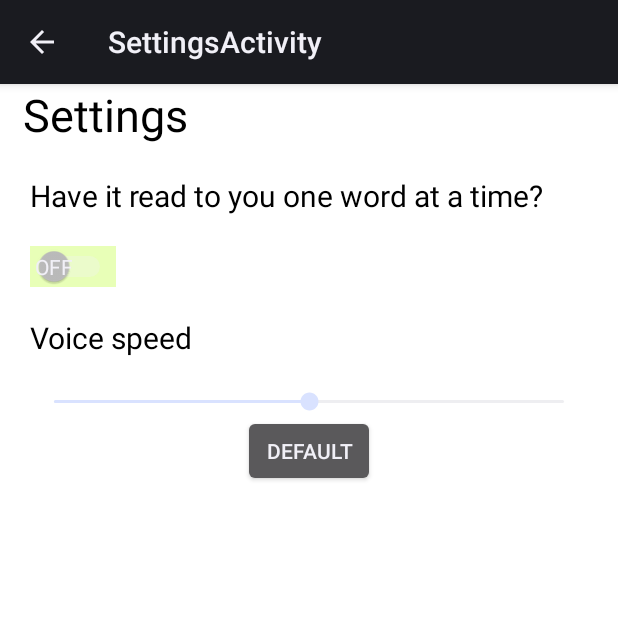
After one commit to sam321pbs/ReadToMe, an Android app: the SettingsActivity screen opened directly, with no data from a screen before it, on a phone screen of 412 x 824 dp, the top half of it. The commit adds this screen. Run offline under Robolectric (Android 15) with nearby library versions, the phone set to English and light mode, and no system bars.

Commit message:
Created a settings page and app works with new settings that are set

```diff
--- /dev/null
+++ b/app/src/main/java/com/example/sammengistu/readtome/activities/SettingsActivity.java
@@ -0,0 +1,14 @@
+package com.example.sammengistu.readtome.activities;
+
+import android.support.v4.app.Fragment;
+
+import com.example.sammengistu.readtome.SingleFragmentActivity;
+import com.example.sammengistu.readtome.fragments.SettingsFragment;
+
+public class SettingsActivity extends SingleFragmentActivity {
+
+    @Override
+    public Fragment createFragment() {
+        return new SettingsFragment();
+    }
+}
--- /dev/null
+++ b/app/src/main/java/com/example/sammengistu/readtome/fragments/SettingsFragment.java
@@ -0,0 +1,118 @@
+package com.example.sammengistu.readtome.fragments;
+
+import android.graphics.Color;
+import android.os.Build;
+import android.os.Bundle;
+import android.support.v4.app.Fragment;
+import android.support.v4.app.NavUtils;
+import android.view.LayoutInflater;
+import android.view.MenuItem;
+import android.view.View;
+import android.view.ViewGroup;
+import android.widget.Button;
+import android.widget.CompoundButton;
+import android.widget.SeekBar;
+import android.widget.Switch;
+import android.widget.TextView;
+
+import com.example.sammengistu.readtome.R;
+
+/**
+ * Created by SamMengistu on 9/2/15.
+ */
+public class SettingsFragment extends Fragment {
+
+    private static final int NORMAL_SPEED = 20;
+
+    private TextView mSettingTitle;
+    private TextView mQuestionWordByWord;
+    private TextView mVoiceSpeedTextView;
+    private Switch mReadSentenceBySentence;
+    private SeekBar mVoiceSpeed;
+    private Button mDefaultButton;
+
+    private boolean readSentenceBySentence;
+    private int voiceSpeed;
+
+    @Override
+    public void onCreate(Bundle savedInstanceState) {
+        super.onCreate(savedInstanceState);
+        readSentenceBySentence = false;
+        voiceSpeed = NORMAL_SPEED;
+    }
+
+    @Override
+    public View onCreateView(LayoutInflater inflater, ViewGroup container, Bundle savedInstanceState) {
+        View settingsView = inflater.inflate(R.layout.fragment_settings, container, false);
+
+        if (Build.VERSION.SDK_INT >= Build.VERSION_CODES.HONEYCOMB){
+            getActivity().getActionBar().setDisplayHomeAsUpEnabled(true);
+        }
+
+        mSettingTitle = (TextView)settingsView.findViewById(R.id.settings_title);
+        mSettingTitle.setTextColor(Color.BLACK);
+
+        mQuestionWordByWord = (TextView)settingsView.findViewById(R.id.settings_read_one_at_a_time_text_view);
+        mQuestionWordByWord.setTextColor(Color.BLACK);
+
+        mVoiceSpeedTextView = (TextView)settingsView.findViewById(R.id.settings_voice_speed_text_view);
+        mVoiceSpeedTextView.setTextColor(Color.BLACK);
+
+        mReadSentenceBySentence = (Switch)settingsView.findViewById(R.id.settings_read_by_sentence_mode);
+        mReadSentenceBySentence.setOnCheckedChangeListener(new CompoundButton.OnCheckedChangeListener() {
+            @Override
+            public void onCheckedChanged(CompoundButton buttonView, boolean isChecked) {
+                readSentenceBySentence = isChecked;
+            }
+        });
+
+
+        mVoiceSpeed = (SeekBar)settingsView.findViewById(R.id.settings_change_voice_speed);
+        mVoiceSpeed.setOnSeekBarChangeListener(new SeekBar.OnSeekBarChangeListener() {
+            @Override
+            public void onProgressChanged(SeekBar seekBar, int progress, boolean fromUser) {
+                voiceSpeed = progress;
+            }
+
+            @Override
+            public void onStartTrackingTouch(SeekBar seekBar) {
+
+            }
+
+            @Override
+            public void onStopTrackingTouch(SeekBar seekBar) {
+
+            }
+        });
+
+        mDefaultButton = (Button)settingsView.findViewById(R.id.settings_default_button);
+        mDefaultButton.setOnClickListener(new View.OnClickListener() {
+            @Override
+            public void onClick(View v) {
+                mReadSentenceBySentence.setChecked(false);
+                mVoiceSpeed.setProgress(NORMAL_SPEED);
+            }
+        });
+
+        return settingsView;
+    }
+
+    @Override
+    public boolean onOptionsItemSelected(MenuItem item) {
+        switch (item.getItemId()){
+            case android.R.id.home:
+//                Intent settingInfo = new Intent();
+//                settingInfo.putExtra("Voice speed", voiceSpeed);
+//                settingInfo.putExtra("Sentence by Sentence", readSentenceBySentence);
+//
+//                getActivity().setResult(3, settingInfo);
+
+
+                NavUtils.navigateUpFromSameTask(getActivity());
+
+                return true;
+            default:
+                return super.onOptionsItemSelected(item);
+        }
+    }
+}
--- a/app/src/main/res/layout/fragment_settings.xml
+++ b/app/src/main/res/layout/fragment_settings.xml
@@ -1,6 +1,67 @@
 <?xml version="1.0" encoding="utf-8"?>
 <RelativeLayout xmlns:android="http://schemas.android.com/apk/res/android"
                 android:layout_width="match_parent"
-                android:layout_height="match_parent">
+                android:layout_height="match_parent"
+                android:background="@drawable/blank_page">
+
+    <TextView
+        android:layout_width="wrap_content"
+        android:layout_height="wrap_content"
+        android:text="Settings"
+        android:textSize="30sp"
+        android:layout_marginLeft="15dp"
+        android:id="@+id/settings_title"/>
+
+    <TextView
+        android:layout_width="wrap_content"
+        android:layout_height="wrap_content"
+        android:text="Have it read to you one word at a time?"
+        android:layout_marginLeft="20dp"
+        android:layout_marginTop="20dp"
+        android:textSize="20sp"
+        android:layout_below="@+id/settings_title"
+        android:id="@+id/settings_read_one_at_a_time_text_view"/>
+
+    <Switch
+        android:layout_width="wrap_content"
+        android:layout_height="wrap_content"
+        android:id="@+id/settings_read_by_sentence_mode"
+        android:layout_below="@+id/settings_read_one_at_a_time_text_view"
+        android:background="#ffe8ffb7"
+        android:layout_marginLeft="20dp"
+        android:layout_marginTop="20dp"
+        android:switchMinWidth="50sp"
+        android:switchPadding="50sp"
+        android:showText="true"/>
+
+    <TextView
+        android:layout_width="wrap_content"
+        android:layout_height="wrap_content"
+        android:text="Voice speed"
+        android:layout_marginLeft="20dp"
+        android:layout_marginTop="20dp"
+        android:textSize="20sp"
+        android:layout_below="@+id/settings_read_by_sentence_mode"
+        android:id="@+id/settings_voice_speed_text_view"/>
+
+    <SeekBar
+        android:id="@+id/settings_change_voice_speed"
+        android:layout_width="match_parent"
+        android:layout_height="wrap_content"
+        android:layout_marginLeft="20dp"
+        android:layout_marginRight="20dp"
+        android:layout_marginTop="20dp"
+        android:max="40"
+        android:progress="20"
+        android:layout_below="@+id/settings_voice_speed_text_view"/>
+
+    <Button
+        android:layout_width="wrap_content"
+        android:layout_height="wrap_content"
+        android:text="Default"
+        android:id="@+id/settings_default_button"
+        android:layout_below="@+id/settings_change_voice_speed"
+        android:layout_centerHorizontal="true"
+        android:layout_marginBottom="20dp"/>
 
 </RelativeLayout>
--- a/app/src/main/res/values/strings.xml
+++ b/app/src/main/res/values/strings.xml
@@ -7,4 +7,5 @@
     <!-- TODO: Remove or change this placeholder text -->
     <string name="hello_blank_fragment">Hello blank fragment</string>
     <string name="title_activity_pages">Pages</string>
+    <string name="title_activity_settings">SettingsActivity</string>
 </resources>
--- a/app/src/main/res/values/styles.xml
+++ b/app/src/main/res/values/styles.xml
@@ -1,7 +1,7 @@
 <resources>
 
     <!-- Base application theme. -->
-    <style name="AppTheme" parent="Theme.AppCompat.Light.DarkActionBar">
+    <style name="AppTheme" parent="AppTheme">
         <!-- Customize your theme here. -->
 
     </style>
```
Also changed, not shown: app/src/main/AndroidManifest.xml (+15 -6 lines), app/src/main/java/com/example/sammengistu/readtome/WordPlayer.java (+11 -2 lines), app/src/main/java/com/example/sammengistu/readtome/fragments/PageFragment.java (+60 -1 lines), app/src/main/java/com/example/sammengistu/readtome/fragments/SettingsDialog.java (added, +138 -0 lines), app/src/main/res/menu/menu_pages.xml (+8 -2 lines), app/src/main/res/menu/menu_settings.xml (added, +9 -0 lines).
